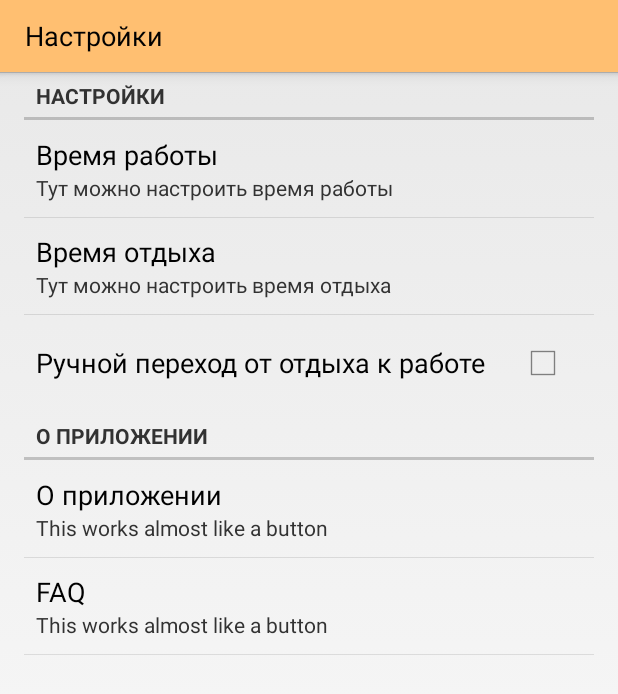
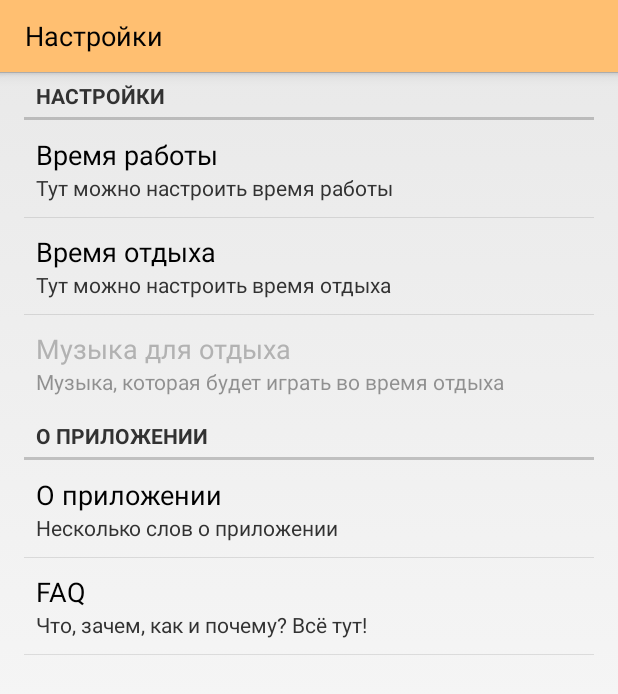
Before and after one commit to FrowningNeko/TimeTest, an Android app: the Settings screen opened directly, with no data from a screen before it, on a phone screen of 412 x 824 dp. Shown: the top 694 px of the screen. Run offline under Robolectric (Android 15) with nearby library versions, the phone set to English and light mode, and no system bars.

Commit message:
19/01/17

```diff
--- a/app/src/main/java/com/example/acer/testapptime/Settings.java
+++ b/app/src/main/java/com/example/acer/testapptime/Settings.java
@@ -1,5 +1,6 @@
 package com.example.acer.testapptime;
 
+import android.content.Context;
 import android.content.Intent;
 import android.content.SharedPreferences;
 import android.graphics.drawable.ColorDrawable;
@@ -44,5 +45,12 @@ public class Settings extends PreferenceActivity {
                 return true;
             }
         });
+
+        SharedPreferences sharedPreferences = getSharedPreferences("setting", Context.MODE_PRIVATE);
+        Boolean musicRelsx = sharedPreferences.getBoolean("MusicForest", false);
+
+        Preference customMusic = (Preference)findPreference("listRelaxMusic");
+        if(!musicRelsx){
+        customMusic.setEnabled(false);}
     }
 }
--- a/app/src/main/res/values/array.xml
+++ b/app/src/main/res/values/array.xml
@@ -54,4 +54,13 @@
         <item>30</item>
         <item>1</item>
     </string-array>
+    <string-array name="listRelaxMusicA">
+        <item>Звуки леса</item>
+        <item>Звуки дождя</item>
+    </string-array>
+
+    <string-array name="listRelaxMusicV">
+        <item>1</item>
+        <item>2</item>
+    </string-array>
 </resources>
--- a/app/src/main/res/xml/preferences.xml
+++ b/app/src/main/res/xml/preferences.xml
@@ -16,20 +16,23 @@
                 android:defaultValue="5"
                 android:entries="@array/listRelaxArray"
                 android:entryValues="@array/listRelaxValues" />
-            <CheckBoxPreference
-                android:title="Ручной переход от отдыха к работе"
-                android:defaultValue="false"
-                android:key="workAuto" />
+            <ListPreference
+                android:title="Музыка для отдыха"
+                android:summary="Музыка, которая будет играть во время отдыха"
+                android:key="listRelaxMusic"
+                android:defaultValue="1"
+                android:entries="@array/listRelaxMusicA"
+                android:entryValues="@array/listRelaxMusicV" />
         </PreferenceCategory>
         <PreferenceCategory
             android:title="О приложении">
             <Preference
                 android:title="О приложении"
-                android:summary="This works almost like a button"
+                android:summary="Несколько слов о приложении"
                 android:key="customPref" />
             <Preference
                 android:title="FAQ"
-                android:summary="This works almost like a button"
+                android:summary="Что, зачем, как и почему? Всё тут!"
                 android:key="customFAQ" />
         </PreferenceCategory>
     </PreferenceScreen>
```
Also changed, not shown: app/src/main/java/com/example/acer/testapptime/MainActivity.java (+32 -16 lines), app/src/main/java/com/example/acer/testapptime/MyTimer.java (+12 -16 lines).
